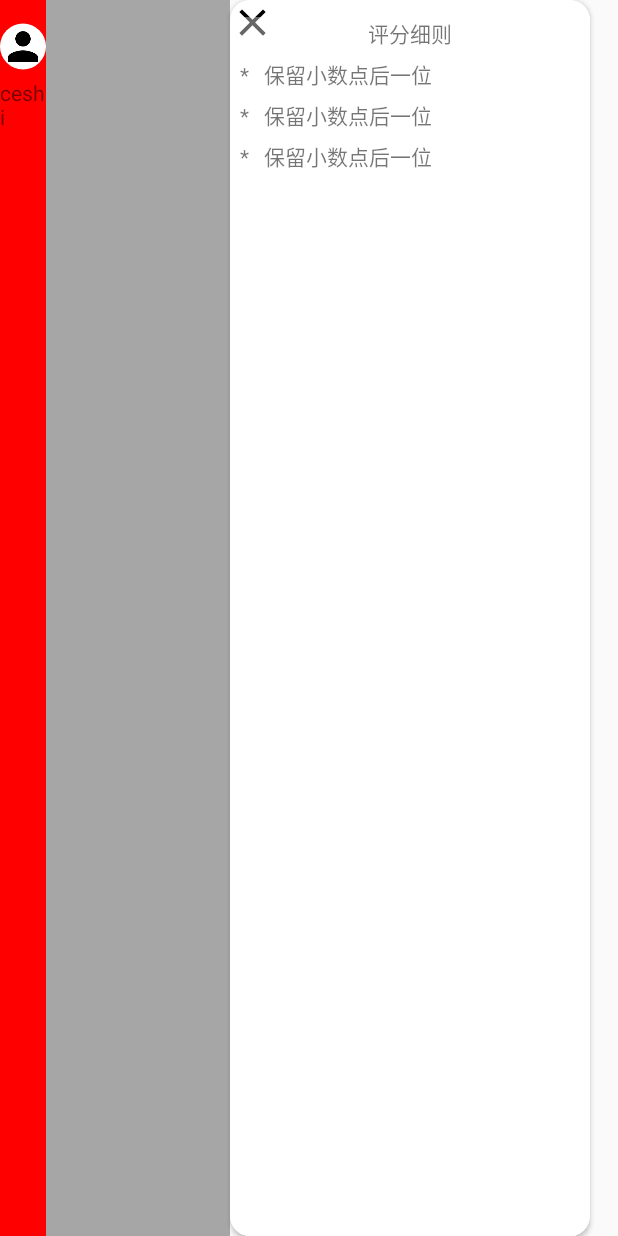
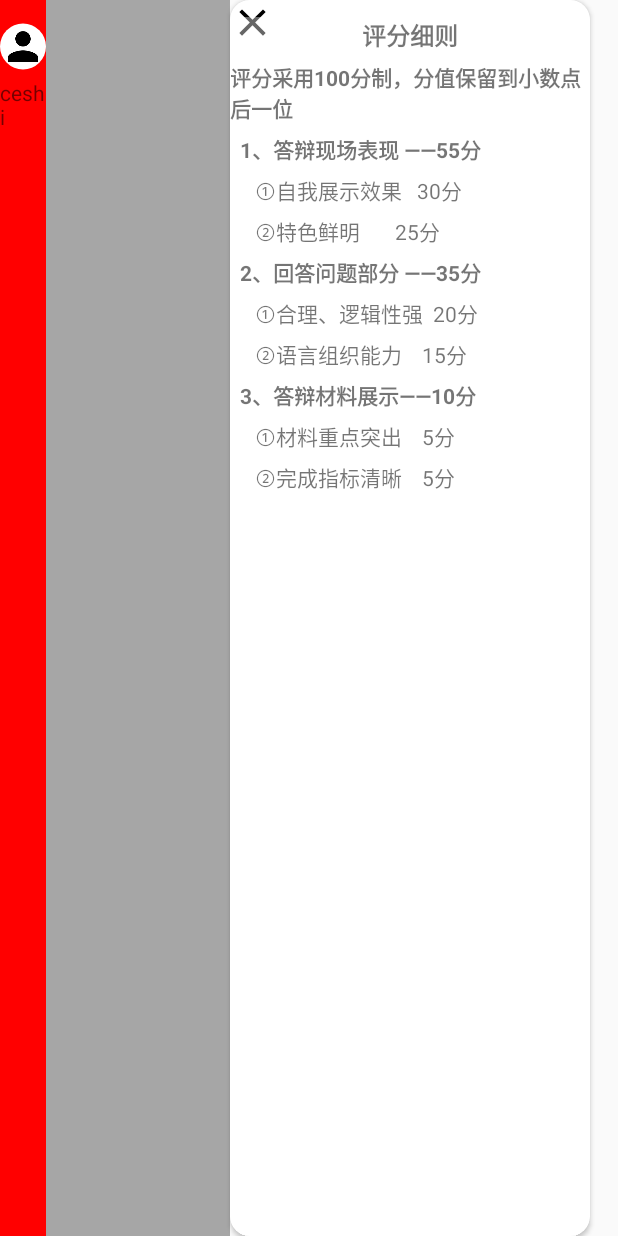
Before and after one commit to sghchh/UESTC, an Android app: the fragment DetailsDiaolg placed in its activity, on a phone screen of 412 x 824 dp. Run offline under Robolectric (Android 15) with nearby library versions, the phone set to English and light mode, and no system bars; our stand-ins replace CircleImageView, RxJava; network calls fail; pictures from the network do not load.

Commit message:
修改了评分细则

```diff
--- a/app/src/main/java/com/example/as/uestc/Answer/beans/ClassList.java
+++ b/app/src/main/java/com/example/as/uestc/Answer/beans/ClassList.java
@@ -1,5 +1,6 @@
 package com.example.as.uestc.Answer.beans;
 
+import java.io.Serializable;
 import java.util.List;
 
 /**
@@ -7,7 +8,7 @@ import java.util.List;
  * Created by as on 2017/11/5.
  */
 
-public class ClassList {
+public class ClassList implements Serializable {
     private int errcode;
     private String errmsg;
     private List<Info> info;
--- a/app/src/main/java/com/example/as/uestc/Answer/beans/CurrentClass.java
+++ b/app/src/main/java/com/example/as/uestc/Answer/beans/CurrentClass.java
@@ -1,5 +1,6 @@
 package com.example.as.uestc.Answer.beans;
 
+import java.io.Serializable;
 import java.util.List;
 
 /**
@@ -7,7 +8,7 @@ import java.util.List;
  * Created by as on 2017/11/8.
  */
 
-public class CurrentClass {
+public class CurrentClass implements Serializable{
     private String errcode;
     private String errmsg;
     private int orderNum;
--- a/app/src/main/java/com/example/as/uestc/Answer/beans/Info.java
+++ b/app/src/main/java/com/example/as/uestc/Answer/beans/Info.java
@@ -1,11 +1,13 @@
 package com.example.as.uestc.Answer.beans;
+
+import java.io.Serializable;
 
 /**
  *
  * Created by as on 2017/11/5.
  */
 
-public class Info {
+public class Info implements Serializable{
         private String orderNum;
         private String classID;
         private String academy;
--- a/app/src/main/java/com/example/as/uestc/Answer/beans/ScoreRes.java
+++ b/app/src/main/java/com/example/as/uestc/Answer/beans/ScoreRes.java
@@ -1,11 +1,13 @@
 package com.example.as.uestc.Answer.beans;
+
+import java.io.Serializable;
 
 /**
  * 打分结束后获得的状态码
  * Created by as on 2017/11/8.
  */
 
-public class ScoreRes {
+public class ScoreRes implements Serializable{
     private String errcode;
     private String errmsg;
 
--- a/app/src/main/java/com/example/as/uestc/Answer/fragments/DetailsDiaolg.java
+++ b/app/src/main/java/com/example/as/uestc/Answer/fragments/DetailsDiaolg.java
@@ -13,13 +13,14 @@ import com.example.as.uestc.Answer.CircleImageView;
 import com.example.as.uestc.R;
 
 /**
+ * 评分细则的对话展示框
  * Created by as on 2017/11/5.
  */
 
 public class DetailsDiaolg extends DialogFragment {
     private DialogFragment context;
     private CircleImageView back;
-    private TextView title,detail1,detail2,detail3;
+    private TextView title,detail1,action,action1,action2,question,question1,question2,show,show1,show2;
 
     @Override
     public void onCreate(Bundle savedInstanceState) {
@@ -34,8 +35,15 @@ public class DetailsDiaolg extends DialogFragment {
         back=(CircleImageView)view.findViewById(R.id.answer_dialog_details_back);
         title=(TextView)view.findViewById(R.id.answer_dialog_details_title);
         detail1=(TextView)view.findViewById(R.id.answer_dialog_details_detail1);
-        detail2=(TextView)view.findViewById(R.id.answer_dialog_details_detail2);
-        detail3=(TextView)view.findViewById(R.id.answer_dialog_details_detail3);
+        action=(TextView)view.findViewById(R.id.answer_dialog_details_action);
+        action1=(TextView)view.findViewById(R.id.answer_dialog_details_action1);
+        action2=(TextView)view.findViewById(R.id.answer_dialog_details_action2);
+        question=(TextView)view.findViewById(R.id.answer_dialog_details_question);
+        question1=(TextView)view.findViewById(R.id.answer_dialog_details_question1);
+        question2=(TextView)view.findViewById(R.id.answer_dialog_details_question2);
+        show=(TextView)view.findViewById(R.id.answer_dialog_details_show);
+        show1=(TextView)view.findViewById(R.id.answer_dialog_details_show1);
+        show2=(TextView)view.findViewById(R.id.answer_dialog_details_show2);
 
         back.setOnClickListener(new View.OnClickListener() {
             @Override
--- a/app/src/main/java/com/example/as/uestc/Answer/presenter/AnswerListener.java
+++ b/app/src/main/java/com/example/as/uestc/Answer/presenter/AnswerListener.java
@@ -1,6 +1,5 @@
 package com.example.as.uestc.Answer.presenter;
 
-import com.example.as.uestc.Answer.view.AnswerView;
 import com.example.as.uestc.base.mvp.EventListener;
 import com.example.as.uestc.base.mvp.presenter.BasePresenter;
 
@@ -18,5 +17,4 @@ abstract class AnswerListener implements EventListener {
     {
         return this.presenter;
     }
-    abstract void notifyTickView(AnswerView answerView);
 }
--- a/app/src/main/java/com/example/as/uestc/base/mvp/EventListener.java
+++ b/app/src/main/java/com/example/as/uestc/base/mvp/EventListener.java
@@ -1,12 +1,14 @@
 package com.example.as.uestc.base.mvp;
 
 import com.example.as.uestc.base.mvp.presenter.BasePresenter;
+
+import java.io.Serializable;
 
 /**
  * Created by as on 2017/11/5.
  */
 
-public interface EventListener {
+public interface EventListener extends Serializable{
     void attachPresenter(BasePresenter basePresenter);
     void callPresenterToRefreshFragment(String classID);
 }
--- a/app/src/main/res/layout/answer_dialog_details.xml
+++ b/app/src/main/res/layout/answer_dialog_details.xml
@@ -21,34 +21,113 @@
             android:background="#66FFFFFF"
             android:id="@+id/answer_dialog_details_title"
             android:text="评分细则"
+            android:textStyle="bold"
+            android:textSize="16dp"
             android:gravity="center"
             android:layout_marginTop="11dp"
             android:layout_width="match_parent"
             android:layout_height="wrap_content" />
         <TextView
             android:background="#66FFFFFF"
+            android:textStyle="bold"
             android:id="@+id/answer_dialog_details_detail1"
             android:layout_below="@id/answer_dialog_details_title"
-            android:text="  *   保留小数点后一位"
+            android:text="评分采用100分制，分值保留到小数点后一位"
             android:layout_marginTop="6dp"
             android:layout_width="match_parent"
             android:layout_height="wrap_content" />
 
-        <TextView
-            android:id="@+id/answer_dialog_details_detail2"
+        <LinearLayout
+            android:id="@+id/answer_dialog_details_line1"
             android:layout_below="@id/answer_dialog_details_detail1"
-            android:text="  *   保留小数点后一位"
-            android:layout_marginTop="6dp"
+            android:orientation="vertical"
             android:layout_width="match_parent"
-            android:layout_height="wrap_content" />
+            android:layout_height="wrap_content">
 
-        <TextView
-            android:id="@+id/answer_dialog_details_detail3"
-            android:layout_below="@id/answer_dialog_details_detail2"
-            android:text="  *   保留小数点后一位"
-            android:layout_marginTop="6dp"
+            <TextView
+                android:id="@+id/answer_dialog_details_action"
+                android:textStyle="bold"
+                android:text="  1、答辩现场表现 ——55分"
+                android:layout_marginTop="6dp"
+                android:layout_width="match_parent"
+                android:layout_height="wrap_content" />
+
+            <TextView
+                android:id="@+id/answer_dialog_details_action1"
+                android:text="     ①自我展示效果   30分"
+                android:layout_marginTop="6dp"
+                android:layout_width="match_parent"
+                android:layout_height="wrap_content" />
+
+            <TextView
+                android:id="@+id/answer_dialog_details_action2"
+                android:text="     ②特色鲜明       25分"
+                android:layout_marginTop="6dp"
+                android:layout_width="match_parent"
+                android:layout_height="wrap_content" />
+        </LinearLayout>
+
+        <LinearLayout
+            android:id="@+id/answer_dialog_details_line2"
+            android:layout_below="@id/answer_dialog_details_line1"
+            android:orientation="vertical"
             android:layout_width="match_parent"
-            android:layout_height="wrap_content" />
+            android:layout_height="wrap_content">
+
+            <TextView
+                android:id="@+id/answer_dialog_details_question"
+                android:text="  2、回答问题部分 ——35分"
+                android:textStyle="bold"
+                android:layout_marginTop="6dp"
+                android:layout_width="match_parent"
+                android:layout_height="wrap_content" />
+
+            <TextView
+                android:id="@+id/answer_dialog_details_question1"
+                android:text="     ①合理、逻辑性强  20分"
+                android:layout_marginTop="6dp"
+                android:layout_width="match_parent"
+                android:layout_height="wrap_content" />
+
+            <TextView
+                android:id="@+id/answer_dialog_details_question2"
+                android:text="     ②语言组织能力    15分"
+                android:layout_marginTop="6dp"
+                android:layout_width="match_parent"
+                android:layout_height="wrap_content" />
+        </LinearLayout>
+
+        <LinearLayout
+            android:id="@+id/answer_dialog_details_line3"
+            android:layout_below="@id/answer_dialog_details_line2"
+            android:orientation="vertical"
+            android:layout_width="match_parent"
+            android:layout_height="wrap_content">
+
+            <TextView
+                android:id="@+id/answer_dialog_details_show"
+                android:text="  3、答辩材料展示——10分"
+                android:textStyle="bold"
+                android:layout_marginTop="6dp"
+                android:layout_width="match_parent"
+                android:layout_height="wrap_content" />
+
+            <TextView
+                android:id="@+id/answer_dialog_details_show1"
+                android:text="     ①材料重点突出    5分"
+                android:layout_marginTop="6dp"
+                android:layout_width="match_parent"
+                android:layout_height="wrap_content" />
+
+            <TextView
+                android:id="@+id/answer_dialog_details_show2"
+                android:text="     ②完成指标清晰    5分"
+                android:layout_marginTop="6dp"
+                android:layout_width="match_parent"
+                android:layout_height="wrap_content" />
+        </LinearLayout>
+
+
     </RelativeLayout>
 
 </android.support.v7.widget.CardView>
```
Also changed, not shown: app/src/main/java/com/example/as/uestc/Answer/fragments/MainFragment.java (+10 -2 lines), app/src/main/java/com/example/as/uestc/Answer/fragments/PushDiaolg.java (+3 -10 lines), app/src/main/java/com/example/as/uestc/Answer/fragments/SureDialog.java (+3 -10 lines), app/src/main/java/com/example/as/uestc/Answer/presenter/AnswerListenerImpl.java (+1 -9 lines), app/src/main/java/com/example/as/uestc/Answer/view/AnswerActivity.java (+21 -4 lines).
